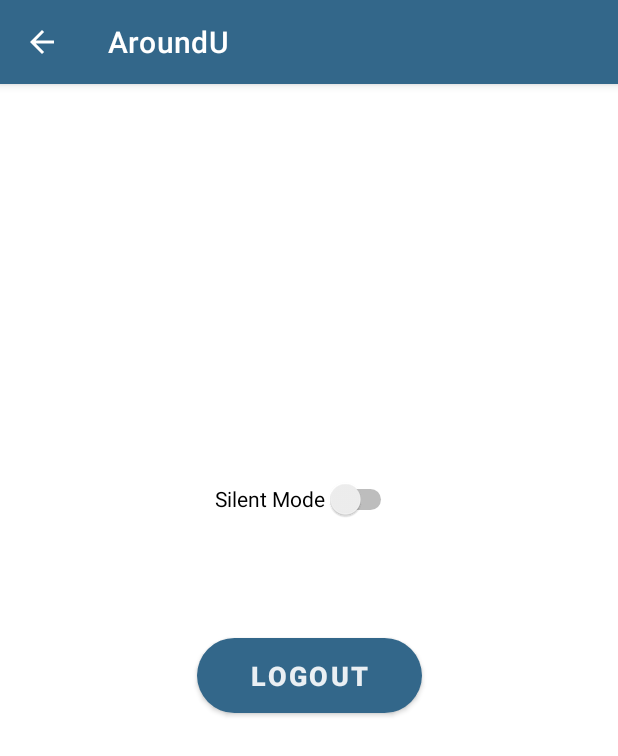
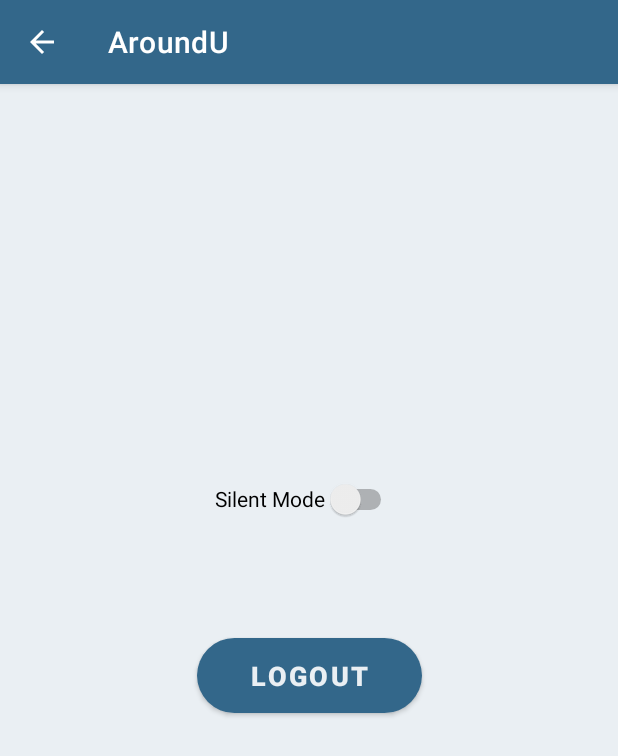
Before and after one commit to rawanrumayh/project, an Android app: the userSettings screen opened directly, with no data from a screen before it, on a phone screen of 412 x 824 dp. Shown: the top 756 px of the screen. Run offline under Robolectric (Android 15) with nearby library versions, the phone set to English and light mode, and no system bars.

Commit message:
settings background color

```diff
--- a/coupons2/app/src/main/res/layout/activity_settings.xml
+++ b/coupons2/app/src/main/res/layout/activity_settings.xml
@@ -3,6 +3,7 @@
     xmlns:app="http://schemas.android.com/apk/res-auto"
     xmlns:tools="http://schemas.android.com/tools"
     android:layout_width="match_parent"
+    android:background="@color/BackgroundColor"
     android:layout_height="match_parent"
     tools:context=".user.userSettings">
 
```
